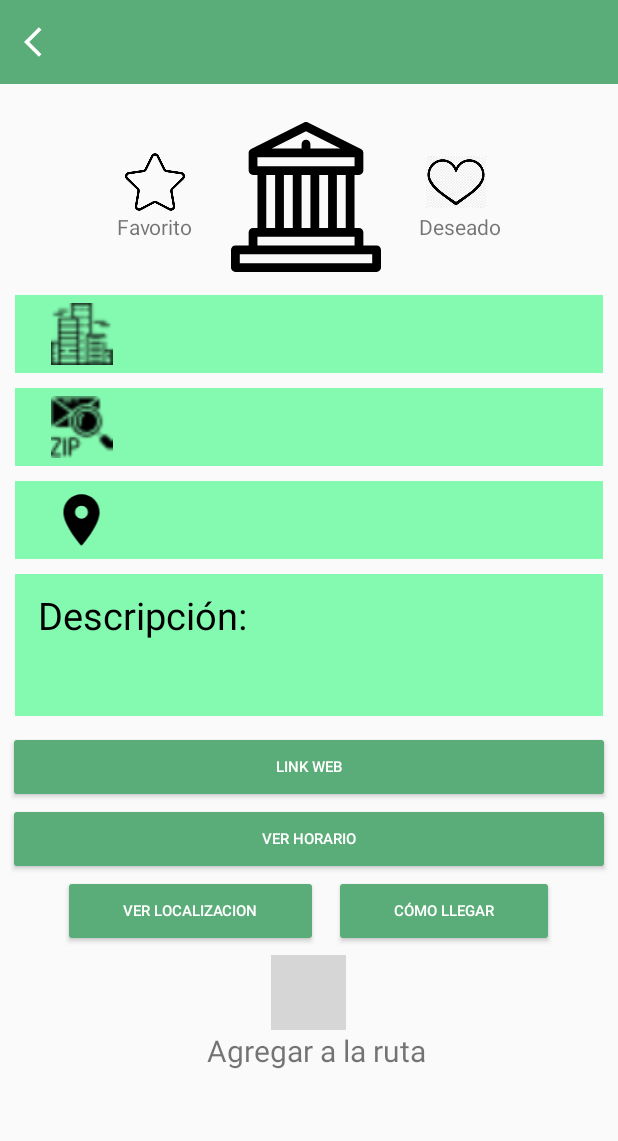
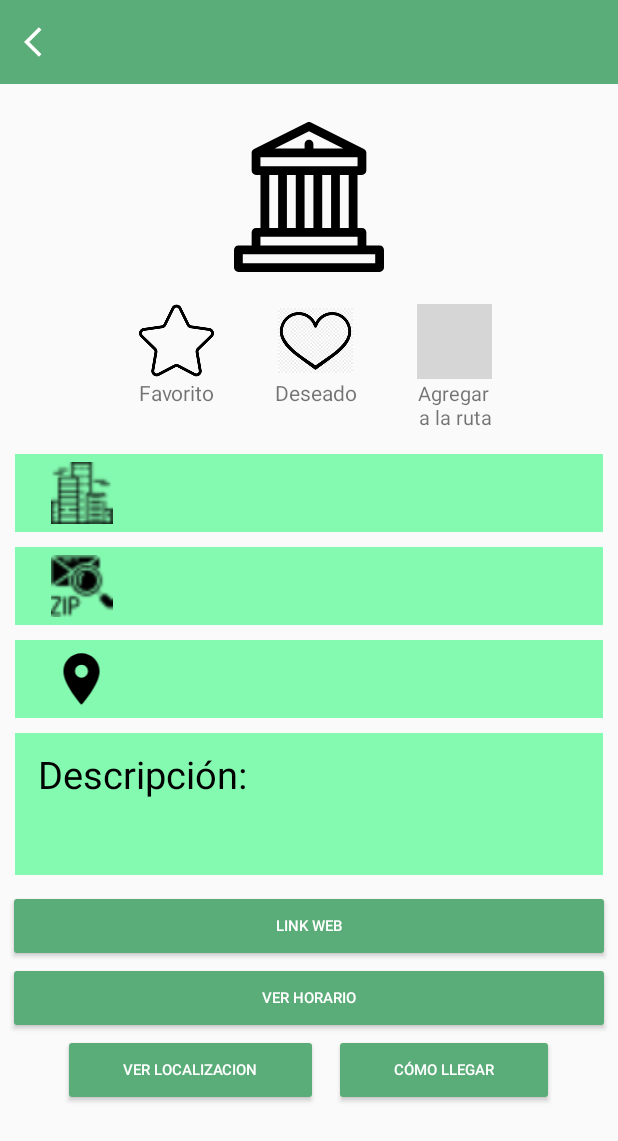
Before and after one commit to Duque98/GoAndEnjoy2021_v1, an Android app: the DetalleLugarActivity screen opened directly, with no data from a screen before it, on a phone screen of 412 x 824 dp. Shown: the top 1141 px of the screen. Run offline under Robolectric (Android 15) with nearby library versions, the light colour scheme and no system bars; grey boxes are pictures that could not be loaded.

Commit message:
Segunda Entrega, version final, se han cambiado aspectos de la interfaz de usuario

```diff
--- a/app/src/main/java/es/unex/goenjoy/activity/DetalleLugarActivity.java
+++ b/app/src/main/java/es/unex/goenjoy/activity/DetalleLugarActivity.java
@@ -27,6 +27,7 @@ import es.unex.goenjoy.model.Address;
 import es.unex.goenjoy.model.Location;
 import es.unex.goenjoy.model.Museo;
 import androidx.appcompat.app.AppCompatActivity;
+import androidx.appcompat.widget.Toolbar;
 import androidx.lifecycle.ViewModelProvider;
 
 import android.view.View;
--- a/app/src/main/java/es/unex/goenjoy/activity/HorarioActivity.java
+++ b/app/src/main/java/es/unex/goenjoy/activity/HorarioActivity.java
@@ -30,7 +30,11 @@ public class HorarioActivity extends AppCompatActivity {
         final Intent intent = getIntent();
         schedule = intent.getStringExtra(EXTRA_SCHEDULE2);
         TextView textViewHorario = findViewById(R.id.tv_horario);
-        textViewHorario.setText(schedule);
+        if(schedule.length() <= 2){
+            textViewHorario.setText("No existe información del horario");
+        }else{
+            textViewHorario.setText(schedule);
+        }
 
         bLink = (Button) findViewById(R.id.btn_web);
         bLink.setOnClickListener(new View.OnClickListener() {
--- a/app/src/main/res/layout/activity_detalle_lugar.xml
+++ b/app/src/main/res/layout/activity_detalle_lugar.xml
@@ -59,6 +59,7 @@
                 android:layout_marginRight="10dp"
                 android:orientation="horizontal">
 
+
                 <LinearLayout
                     android:layout_width="match_parent"
                     android:layout_height="match_parent"
@@ -71,45 +72,78 @@
                         android:gravity="center"
                         android:layout_marginTop="5dp"
                         android:orientation="horizontal">
+                        <ImageView
+                            android:layout_width="100dp"
+                            android:layout_height="100dp"
+                            android:src="@drawable/ic_monumentos"/>
+                    </LinearLayout>
+
+
+                    <LinearLayout
+                        android:layout_width="match_parent"
+                        android:layout_height="wrap_content"
+                        android:gravity="center"
+                        android:layout_marginTop="5dp"
+                        android:orientation="horizontal">
+
                         <LinearLayout
                             android:layout_width="wrap_content"
                             android:layout_height="wrap_content"
-                            android:orientation="vertical">
+                            android:orientation="vertical"
+                            android:layout_marginLeft="10dp"
+                            android:gravity="center_horizontal">
                             <ImageView
                                 android:id="@+id/iv_fav"
-                                android:layout_width="40dp"
-                                android:layout_height="40dp"
-                                android:layout_marginRight="30dp"
-                                android:layout_marginLeft="5dp"
+                                android:layout_width="50dp"
+                                android:layout_height="50dp"
                                 android:src="@drawable/fav2"></ImageView>
                             <TextView
                                 android:layout_width="wrap_content"
                                 android:layout_height="wrap_content"
-                                android:text="Favorito"
-                                android:layout_marginRight="25dp"/>
+                                android:text="Favorito"/>
                         </LinearLayout>
 
-                        <ImageView
-                            android:layout_width="100dp"
-                            android:layout_height="100dp"
-                            android:src="@drawable/ic_monumentos"/>
 
                         <LinearLayout
                             android:layout_width="wrap_content"
                             android:layout_height="wrap_content"
-                            android:orientation="vertical">
+                            android:orientation="vertical"
+                            android:gravity="center_horizontal"
+                            android:layout_marginLeft="40dp">
                             <ImageView
                                 android:id="@+id/iv_deseo"
-                                android:layout_width="40dp"
-                                android:layout_height="40dp"
-                                android:layout_marginLeft="30dp"
+                                android:layout_width="50dp"
+                                android:layout_height="50dp"
                                 android:src="@drawable/des1"></ImageView>
                             <TextView
                                 android:layout_width="wrap_content"
                                 android:layout_height="wrap_content"
-                                android:text="Deseado"
-                                android:layout_marginLeft="25dp"/>
+                                android:text="Deseado"/>
+
                         </LinearLayout>
+
+                        <LinearLayout
+                            android:layout_width="wrap_content"
+                            android:layout_height="wrap_content"
+                            android:orientation="vertical"
+                            android:gravity="center_horizontal"
+                            android:layout_marginLeft="40dp">
+
+                            <ImageView
+                                android:layout_marginTop="16dp"
+                                android:id="@+id/iv_ruta"
+                                android:layout_width="50dp"
+                                android:layout_height="50dp"
+                                android:src="@drawable/ruta2"/>
+                            <TextView
+                                android:layout_width="wrap_content"
+                                android:layout_height="wrap_content"
+                                android:textAlignment="center"
+                                android:textSize="13dp"
+                                android:text="Agregar \na la ruta"
+                                android:layout_gravity="center_horizontal"/>
+                        </LinearLayout>
+
                     </LinearLayout>
 
 
@@ -290,27 +324,6 @@
                     android:textSize="10dp"></Button>
             </LinearLayout>
 
-            <LinearLayout
-                android:layout_width="match_parent"
-                android:layout_height="wrap_content"
-                android:orientation="vertical"
-                android:gravity="center"
-                android:layout_marginTop="5dp"
-                android:layout_marginBottom="60dp">
-
-                <ImageView
-                    android:id="@+id/iv_ruta"
-                    android:layout_width="50dp"
-                    android:layout_height="50dp"
-                    android:src="@drawable/ruta2"/>
-                <TextView
-                    android:layout_width="wrap_content"
-                    android:layout_height="wrap_content"
-                    android:text="Agregar a la ruta"
-                    android:layout_marginLeft="5dp"
-                    android:textSize="20dp"
-                    android:layout_gravity="center_horizontal"/>
-            </LinearLayout>
         </LinearLayout>
     </ScrollView>
 </RelativeLayout>
--- a/app/src/main/res/layout/activity_horario.xml
+++ b/app/src/main/res/layout/activity_horario.xml
@@ -44,22 +44,14 @@
                     android:textStyle="italic"></TextView>
             </Toolbar>
 
-            <Button
-                android:id="@+id/btn_web"
-                android:layout_width="match_parent"
-                android:layout_height="wrap_content"
-                android:layout_margin="15dp"
-                android:backgroundTint="#5AAC78"
-                android:text="Link Web"
-                android:textColor="@android:color/white"
-                android:textSize="10dp"></Button>
 
             <LinearLayout
                 android:layout_width="match_parent"
                 android:layout_height="match_parent"
                 android:layout_marginLeft="10dp"
+                android:layout_marginTop="40dp"
                 android:layout_marginRight="10dp"
-                android:layout_marginBottom="40dp"
+                android:layout_marginBottom="20dp"
                 android:background="#84FAB0"
                 android:orientation="vertical">
 
@@ -81,6 +73,16 @@
                     android:textColor="@android:color/black"></TextView>
             </LinearLayout>
 
+            <Button
+                android:id="@+id/btn_web"
+                android:layout_width="match_parent"
+                android:layout_height="wrap_content"
+                android:layout_margin="10dp"
+                android:backgroundTint="#5AAC78"
+                android:text="Link Web"
+                android:textColor="@android:color/white"
+                android:textSize="26dp"></Button>
+
 
         </LinearLayout>
     </ScrollView>
```
